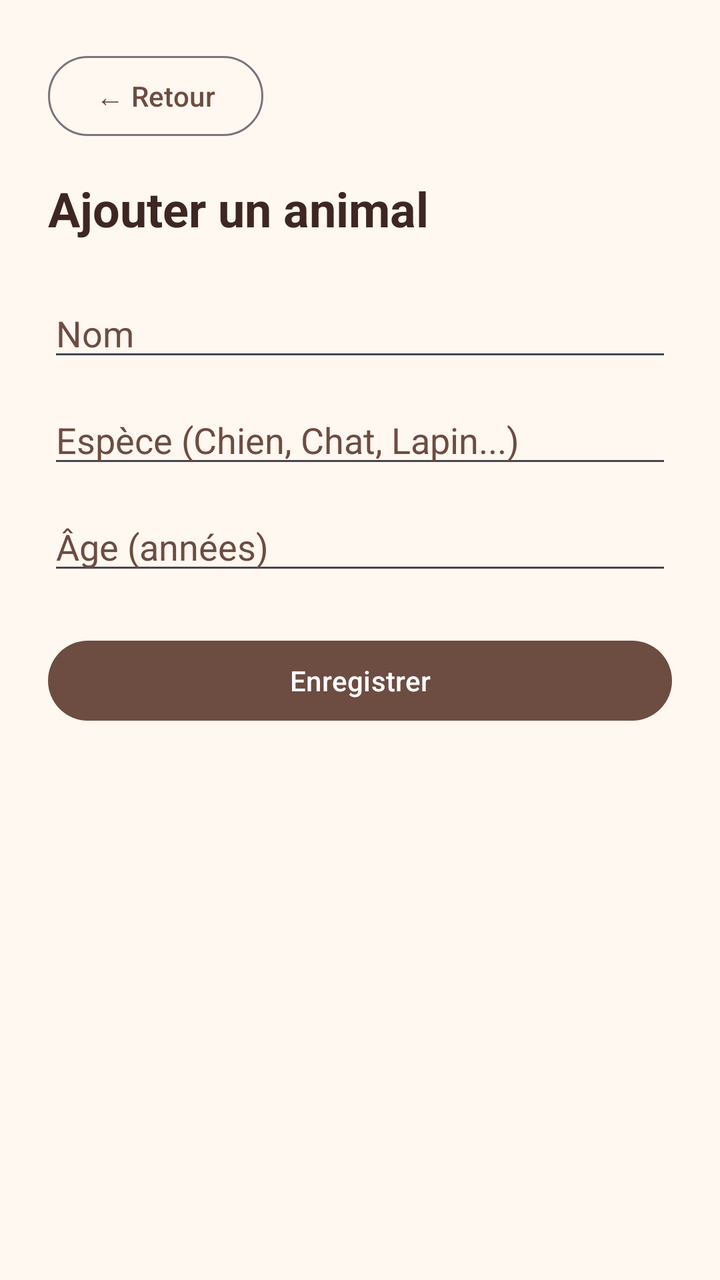
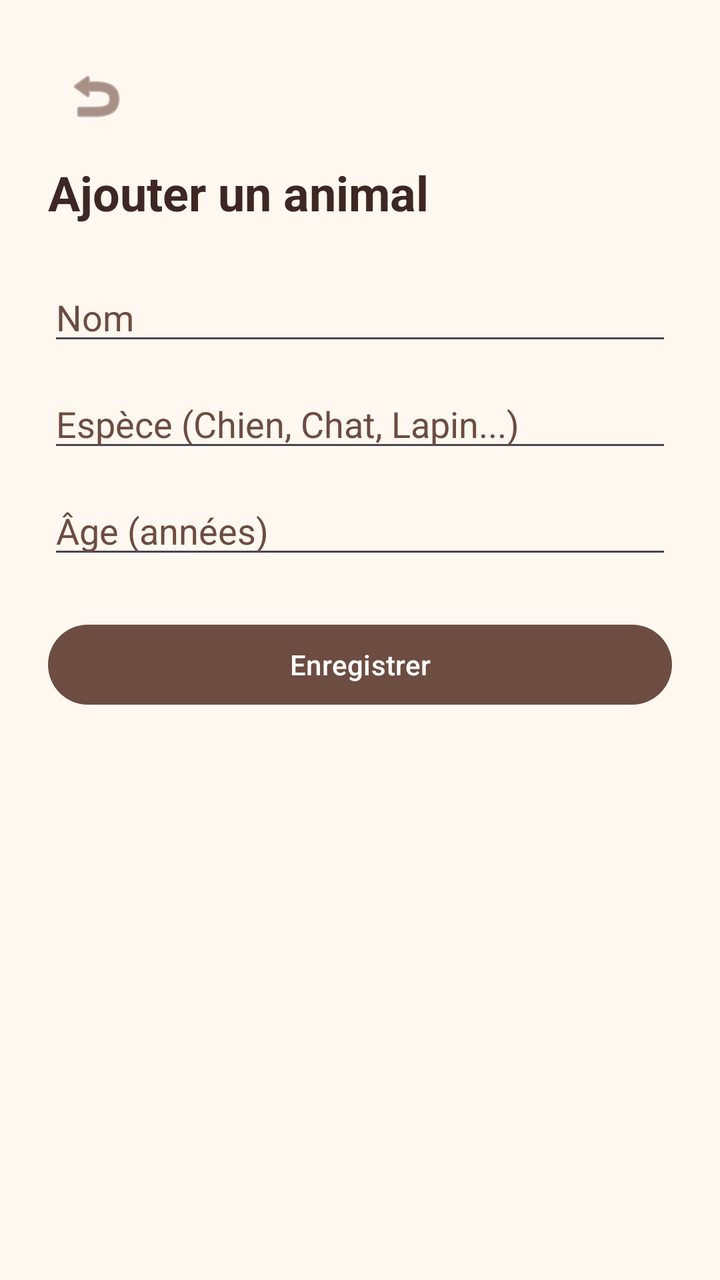

Before-and-after screenshots of an Android layout around one commit, followed by the original layout XML and the change that was made.
<!-- AndroidManifest.xml: application theme Theme.WorkshopPetShelter -->
<!-- res/layout/activity_add_pet.xml -->
<ScrollView xmlns:android="http://schemas.android.com/apk/res/android"
    xmlns:app="http://schemas.android.com/apk/res-auto"
    android:layout_width="match_parent"
    android:layout_height="match_parent"
    android:background="@color/app_background"
    android:fillViewport="true">

    <LinearLayout
        android:layout_width="match_parent"
        android:layout_height="wrap_content"
        android:orientation="vertical"
        android:padding="24dp">

        
        <com.google.android.material.button.MaterialButton
            android:id="@+id/btnBack"
            style="@style/Widget.Material3.Button.OutlinedButton"
            android:layout_width="wrap_content"
            android:layout_height="wrap_content"
            android:contentDescription="Retour"
            android:text="← Retour"
            android:textAllCaps="false"
            android:textColor="@color/accent" />

        <TextView
            android:id="@+id/tvAddPetTitle"
            android:layout_width="match_parent"
            android:layout_height="wrap_content"
            android:layout_marginTop="16dp"
            android:text="Ajouter un animal"
            android:textColor="@color/text_primary"
            android:textSize="24sp"
            android:textStyle="bold" />

        <EditText
            android:id="@+id/etPetName"
            android:layout_width="match_parent"
            android:layout_height="wrap_content"
            android:layout_marginTop="24dp"
            android:hint="Nom"
            android:inputType="textPersonName"
            android:maxLines="1"
            android:textColor="@color/text_primary"
            android:textColorHint="@color/accent" />

        <EditText
            android:id="@+id/etPetSpecies"
            android:layout_width="match_parent"
            android:layout_height="wrap_content"
            android:layout_marginTop="12dp"
            android:hint="Espèce (Chien, Chat, Lapin...)"
            android:inputType="text"
            android:maxLines="1"
            android:textColor="@color/text_primary"
            android:textColorHint="@color/accent" />

        <EditText
            android:id="@+id/etPetAge"
            android:layout_width="match_parent"
            android:layout_height="wrap_content"
            android:layout_marginTop="12dp"
            android:hint="Âge (années)"
            android:inputType="number"
            android:maxLines="1"
            android:textColor="@color/text_primary"
            android:textColorHint="@color/accent" />

        <com.google.android.material.button.MaterialButton
            android:id="@+id/btnSavePet"
            android:layout_width="match_parent"
            android:layout_height="wrap_content"
            android:layout_marginTop="24dp"
            android:text="Enregistrer"
            android:textAllCaps="false"
            app:backgroundTint="@color/accent" />

    </LinearLayout>

</ScrollView>
<!-- resources referenced by this layout -->
<resources>
  <color name="accent">#6D4C41</color>
  <color name="app_background">#FFF8F0</color>
  <color name="text_primary">#3E2723</color>
  <style name="Theme.WorkshopPetShelter" parent="Theme.Material3.DayNight.NoActionBar" />
</resources>

<!-- the commit's change to res/layout/activity_add_pet.xml (unified diff, before → after) -->
@@ -12,21 +12,20 @@
         android:padding="24dp">
 
         
-        <com.google.android.material.button.MaterialButton
+        <ImageButton
             android:id="@+id/btnBack"
-            style="@style/Widget.Material3.Button.OutlinedButton"
-            android:layout_width="wrap_content"
-            android:layout_height="wrap_content"
+            android:layout_width="48dp"
+            android:layout_height="48dp"
+            android:background="?attr/selectableItemBackgroundBorderless"
             android:contentDescription="Retour"
-            android:text="← Retour"
-            android:textAllCaps="false"
-            android:textColor="@color/accent" />
+            android:src="@android:drawable/ic_menu_revert"
+            app:tint="@color/accent" />
 
         <TextView
             android:id="@+id/tvAddPetTitle"
             android:layout_width="match_parent"
             android:layout_height="wrap_content"
-            android:layout_marginTop="16dp"
+            android:layout_marginTop="8dp"
             android:text="Ajouter un animal"
             android:textColor="@color/text_primary"
             android:textSize="24sp"
